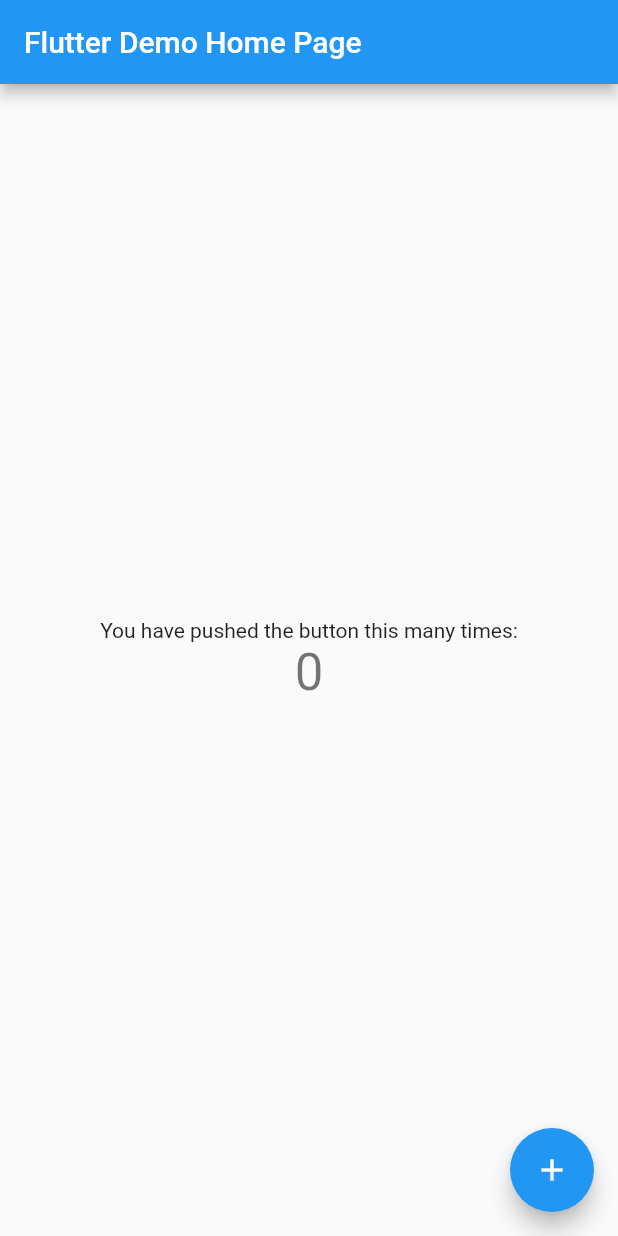
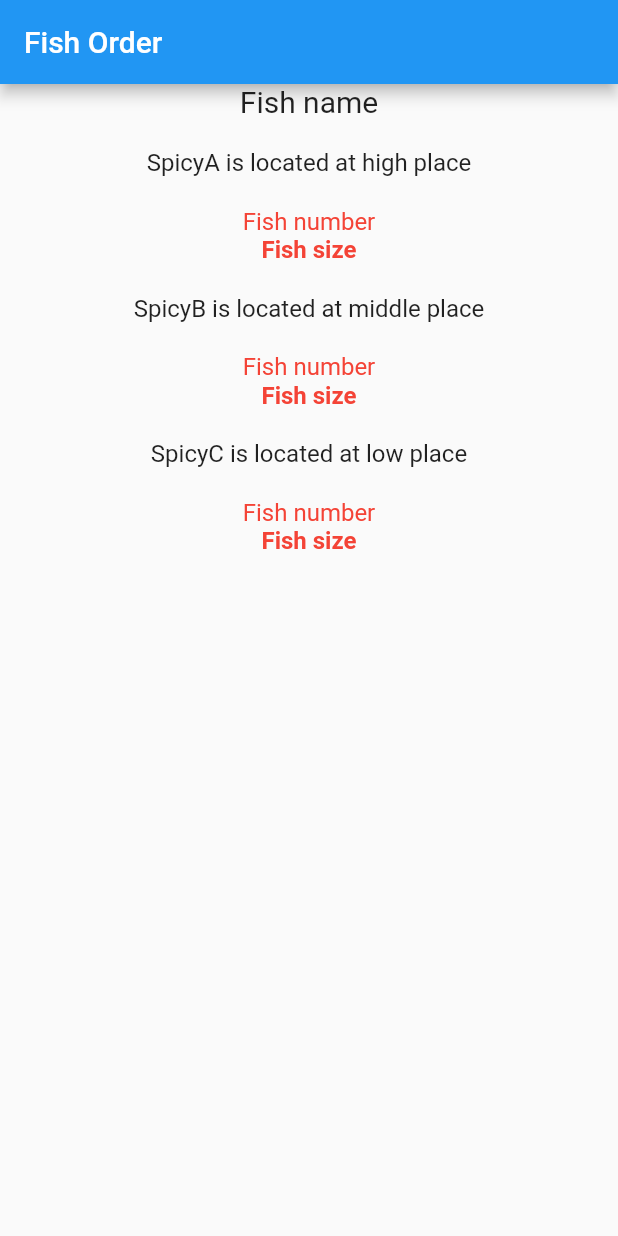
Before and after one commit to NalaJang/flutter_study, a Flutter app: the screen it shows after launch, on a phone screen of 412 x 824 dp. Run offline on Flutter 3.47's test engine with Material 2 defaults, Android fonts, the phone set to English and light mode, and no system bars; our stand-ins replace cloud_firestore, firebase_auth, firebase_core, firebase_storage, flutter_chat_bubble, flutter_spinkit and 6 more; accounts and stored records are empty.

```diff
--- a/provider_ex/lib/main.dart
+++ b/provider_ex/lib/main.dart
@@ -1,115 +1,188 @@
 import 'package:flutter/material.dart';
+import 'package:provider/provider.dart';
 
 void main() {
   runApp(const MyApp());
 }
 
 class MyApp extends StatelessWidget {
-  const MyApp({super.key});
+  const MyApp({Key? key}) : super(key: key);
 
-  // This widget is the root of your application.
   @override
   Widget build(BuildContext context) {
     return MaterialApp(
-      title: 'Flutter Demo',
-      theme: ThemeData(
-        // This is the theme of your application.
-        //
-        // Try running your application with "flutter run". You'll see the
-        // application has a blue toolbar. Then, without quitting the app, try
-        // changing the primarySwatch below to Colors.green and then invoke
-        // "hot reload" (press "r" in the console where you ran "flutter run",
-        // or simply save your changes to "hot reload" in a Flutter IDE).
-        // Notice that the counter didn't reset back to zero; the application
-        // is not restarted.
-        primarySwatch: Colors.blue,
-      ),
-      home: const MyHomePage(title: 'Flutter Demo Home Page'),
+      home: FishOrder(),
     );
   }
 }
 
-class MyHomePage extends StatefulWidget {
-  const MyHomePage({super.key, required this.title});
-
-  // This widget is the home page of your application. It is stateful, meaning
-  // that it has a State object (defined below) that contains fields that affect
-  // how it looks.
-
-  // This class is the configuration for the state. It holds the values (in this
-  // case the title) provided by the parent (in this case the App widget) and
-  // used by the build method of the State. Fields in a Widget subclass are
-  // always marked "final".
-
-  final String title;
-
-  @override
-  State<MyHomePage> createState() => _MyHomePageState();
-}
-
-class _MyHomePageState extends State<MyHomePage> {
-  int _counter = 0;
-
-  void _incrementCounter() {
-    setState(() {
-      // This call to setState tells the Flutter framework that something has
-      // changed in this State, which causes it to rerun the build method below
-      // so that the display can reflect the updated values. If we changed
-      // _counter without calling setState(), then the build method would not be
-      // called again, and so nothing would appear to happen.
-      _counter++;
-    });
-  }
+class FishOrder extends StatelessWidget {
+  const FishOrder({Key? key}) : super(key: key);
 
   @override
   Widget build(BuildContext context) {
-    // This method is rerun every time setState is called, for instance as done
-    // by the _incrementCounter method above.
-    //
-    // The Flutter framework has been optimized to make rerunning build methods
-    // fast, so that you can just rebuild anything that needs updating rather
-    // than having to individually change instances of widgets.
     return Scaffold(
       appBar: AppBar(
-        // Here we take the value from the MyHomePage object that was created by
-        // the App.build method, and use it to set our appbar title.
-        title: Text(widget.title),
+        title: Text(
+          'Fish Order'
+        ),
       ),
       body: Center(
-        // Center is a layout widget. It takes a single child and positions it
-        // in the middle of the parent.
         child: Column(
-          // Column is also a layout widget. It takes a list of children and
-          // arranges them vertically. By default, it sizes itself to fit its
-          // children horizontally, and tries to be as tall as its parent.
-          //
-          // Invoke "debug painting" (press "p" in the console, choose the
-          // "Toggle Debug Paint" action from the Flutter Inspector in Android
-          // Studio, or the "Toggle Debug Paint" command in Visual Studio Code)
-          // to see the wireframe for each widget.
-          //
-          // Column has various properties to control how it sizes itself and
-          // how it positions its children. Here we use mainAxisAlignment to
-          // center the children vertically; the main axis here is the vertical
-          // axis because Columns are vertical (the cross axis would be
-          // horizontal).
-          mainAxisAlignment: MainAxisAlignment.center,
-          children: <Widget>[
-            const Text(
-              'You have pushed the button this many times:',
+          children: [
+            Text(
+              'Fish name',
+              style: TextStyle(fontSize: 20),
             ),
-            Text(
-              '$_counter',
-              style: Theme.of(context).textTheme.headlineMedium,
-            ),
+
+            SizedBox(height: 20,),
+
+            High()
           ],
         ),
       ),
-      floatingActionButton: FloatingActionButton(
-        onPressed: _incrementCounter,
-        tooltip: 'Increment',
-        child: const Icon(Icons.add),
-      ), // This trailing comma makes auto-formatting nicer for build methods.
     );
   }
 }
+
+class High extends StatelessWidget {
+  const High({Key? key}) : super(key: key);
+
+  @override
+  Widget build(BuildContext context) {
+    return Column(
+      children: [
+        Text(
+          'SpicyA is located at high place',
+          style: TextStyle(fontSize: 16),
+        ),
+
+        SizedBox(height: 20,),
+
+        SpicyA()
+      ],
+    );
+  }
+}
+
+class SpicyA extends StatelessWidget {
+  const SpicyA({Key? key}) : super(key: key);
+
+  @override
+  Widget build(BuildContext context) {
+    return Column(
+      children: [
+        Text(
+          'Fish number',
+          style: TextStyle(
+            fontSize: 16, color: Colors.red
+          ),
+        ),
+        Text(
+          'Fish size',
+          style: TextStyle(
+              fontSize: 16, color: Colors.red, fontWeight: FontWeight.bold
+          ),
+        ),
+
+        SizedBox(height: 20,),
+
+        Middle()
+      ],
+    );
+  }
+}
+
+class Middle extends StatelessWidget {
+  const Middle({Key? key}) : super(key: key);
+
+  @override
+  Widget build(BuildContext context) {
+    return Column(
+      children: [
+        Text(
+          'SpicyB is located at middle place',
+          style: TextStyle(fontSize: 16),
+        ),
+
+        SizedBox(height: 20,),
+
+        SpicyB()
+      ],
+    );
+  }
+}
+
+class SpicyB extends StatelessWidget {
+  const SpicyB({Key? key}) : super(key: key);
+
+  @override
+  Widget build(BuildContext context) {
+    return Column(
+      children: [
+        Text(
+          'Fish number',
+          style: TextStyle(
+              fontSize: 16, color: Colors.red
+          ),
+        ),
+        Text(
+          'Fish size',
+          style: TextStyle(
+              fontSize: 16, color: Colors.red, fontWeight: FontWeight.bold
+          ),
+        ),
+
+        SizedBox(height: 20,),
+
+        Low()
+      ],
+    );
+  }
+}
+
+class Low extends StatelessWidget {
+  const Low({Key? key}) : super(key: key);
+
+  @override
+  Widget build(BuildContext context) {
+    return Column(
+      children: [
+        Text(
+          'SpicyC is located at low place',
+          style: TextStyle(fontSize: 16),
+        ),
+
+        SizedBox(height: 20,),
+
+        SpicyC()
+      ],
+    );
+  }
+}
+
+class SpicyC extends StatelessWidget {
+  const SpicyC({Key? key}) : super(key: key);
+
+  @override
+  Widget build(BuildContext context) {
+    return Column(
+      children: [
+        Text(
+          'Fish number',
+          style: TextStyle(
+              fontSize: 16, color: Colors.red
+          ),
+        ),
+        Text(
+          'Fish size',
+          style: TextStyle(
+              fontSize: 16, color: Colors.red, fontWeight: FontWeight.bold
+          ),
+        ),
+
+        SizedBox(height: 20,),
+      ],
+    );
+  }
+}
--- a/provider_ex/pubspec.yaml
+++ b/provider_ex/pubspec.yaml
@@ -35,6 +35,7 @@ dependencies:
   # The following adds the Cupertino Icons font to your application.
   # Use with the CupertinoIcons class for iOS style icons.
   cupertino_icons: ^1.0.2
+  provider: ^6.0.5
 
 dev_dependencies:
   flutter_test:
```
Also changed, not shown: provider_ex/pubspec.lock.
